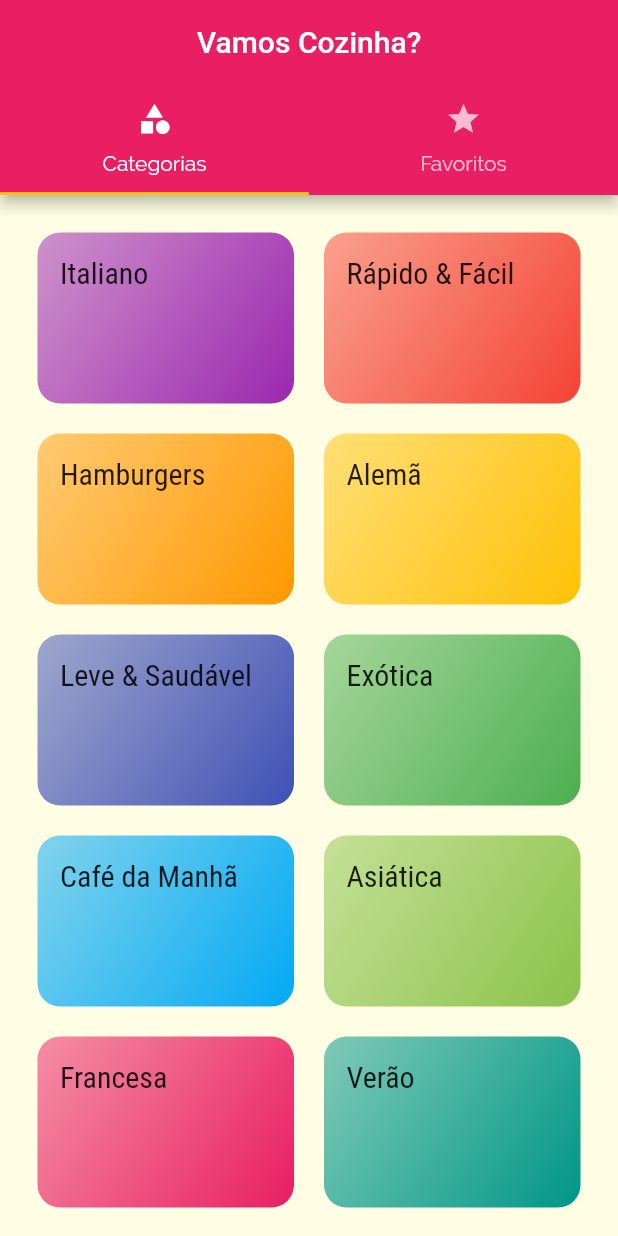
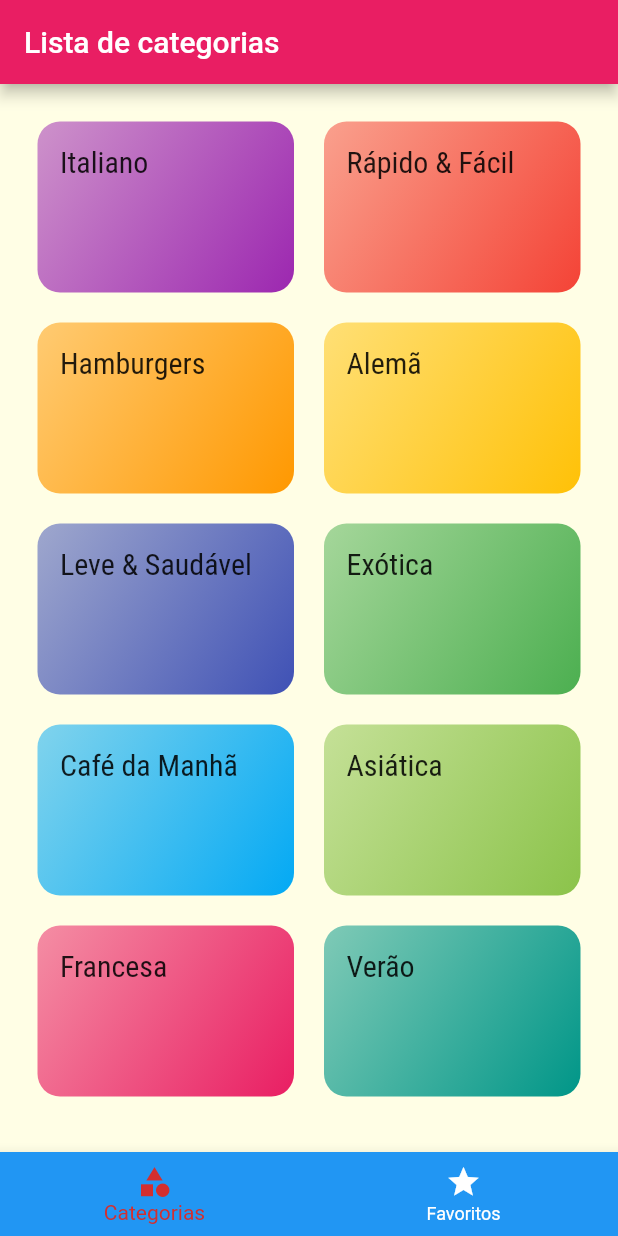
Before and after one commit to JoaoSzerman/food, a Flutter app: the screen it shows after launch, on a phone screen of 412 x 824 dp. Run offline on Flutter 3.47's test engine with Material 2 defaults, Android fonts, the phone set to English and light mode, and no system bars.

Commit message:
refactored the tabs screen

```diff
--- a/lib/screens/tabs_screen.dart
+++ b/lib/screens/tabs_screen.dart
@@ -4,35 +4,52 @@ import 'package:flutter/src/widgets/framework.dart';
 import 'package:food/screens/categories_screen.dart';
 import 'package:food/screens/favorite_screen.dart';
 
-class TabsScreen extends StatelessWidget {
+class TabsScreen extends StatefulWidget {
   const TabsScreen({Key? key}) : super(key: key);
 
   @override
+  State<TabsScreen> createState() => _TabsScreenState();
+}
+
+class _TabsScreenState extends State<TabsScreen> {
+  int _selectedScreenIndex = 0;
+
+  final List<Map<String, Object>> _screen = [
+    {'title': 'Lista de categorias', 'screen': CategoriesScreen()},
+    {'title': 'Meu favoritos', 'screen': FavoriteScreen()}
+  ];
+
+  _selectScreen(int index) {
+    setState(() {
+      _selectedScreenIndex = index;
+    });
+  }
+
+  @override
   Widget build(BuildContext context) {
-    return DefaultTabController(
-      length: 2,
-      child: Scaffold(
-        appBar: AppBar(
-          title: const Center(child: Text('Vamos Cozinha?')),
-          bottom: const TabBar(
-            tabs: [
-              Tab(
-                icon: Icon(Icons.category),
-                text: 'Categorias',
-              ),
-              Tab(
-                icon: Icon(Icons.star),
-                text: 'Favoritos',
-              ),
-            ],
+    return Scaffold(
+      appBar: AppBar(
+        title: Text(
+          _screen[_selectedScreenIndex]['title'] as String,
+        ),
+      ),
+      body: _screen[_selectedScreenIndex]['screen'] as Widget,
+      bottomNavigationBar: BottomNavigationBar(
+        onTap: _selectScreen,
+        selectedItemColor: Theme.of(context).errorColor,
+        backgroundColor: Theme.of(context).primaryColor,
+        unselectedItemColor: Colors.white,
+        currentIndex: _selectedScreenIndex,
+        items: const [
+          BottomNavigationBarItem(
+            icon: Icon(Icons.category),
+            label: 'Categorias',
           ),
-        ),
-        body: const TabBarView(
-          children: [
-            CategoriesScreen(),
-            FavoriteScreen(),
-          ],
-        ),
+          BottomNavigationBarItem(
+            icon: Icon(Icons.star),
+            label: 'Favoritos',
+          ),
+        ],
       ),
     );
   }
```
